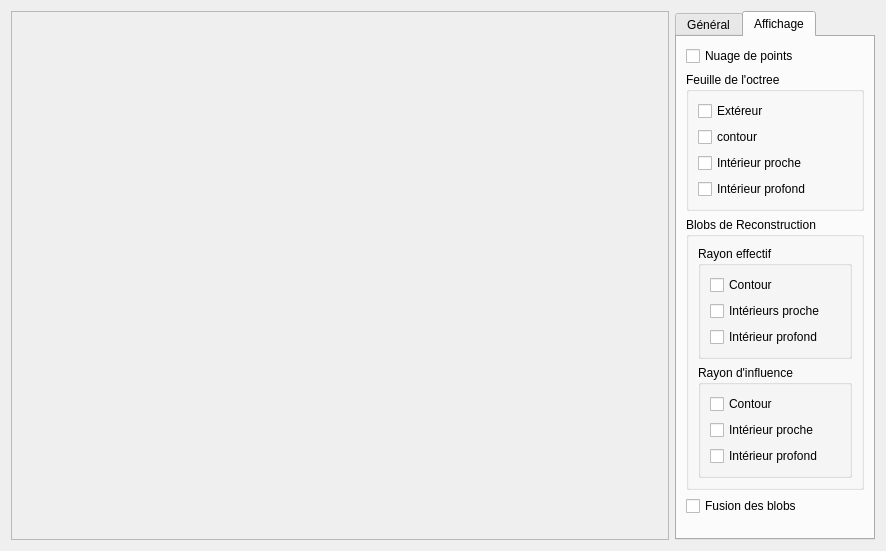
Qt form pfe.ui (x3lif/implicite-surface-reconstruction) before a commit.
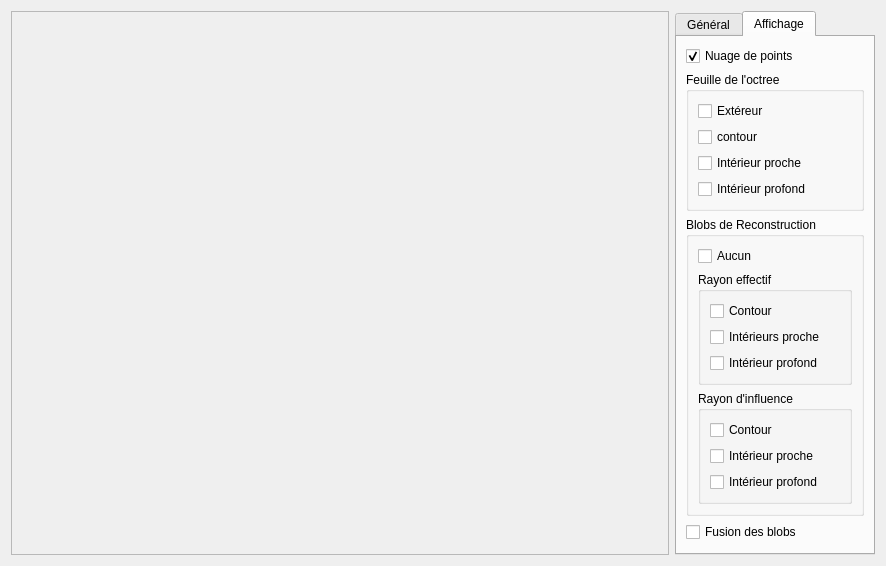
The same form after that commit. The open tabs and pages were chosen to show the change.

Commit message:
blobs generation ok
TODO : -> rendering blobs thanks to marching cubes

  -> optimize drawing (forgive glutSolidSphere )

  -> pass Voxels and octree in a more Qt way

```diff
--- a/pfe.ui
+++ b/pfe.ui
@@ -7,7 +7,7 @@
     <x>0</x>
     <y>0</y>
     <width>886</width>
-    <height>551</height>
+    <height>562</height>
    </rect>
   </property>
   <property name="baseSize">
@@ -159,6 +159,9 @@
          <property name="text">
           <string>Nuage de points</string>
          </property>
+         <property name="checked">
+          <bool>true</bool>
+         </property>
         </widget>
        </item>
        <item>
@@ -204,6 +207,13 @@
           <string>Blobs de Reconstruction</string>
          </property>
          <layout class="QVBoxLayout" name="verticalLayout_2">
+          <item>
+           <widget class="QCheckBox" name="mBlobsNone">
+            <property name="text">
+             <string>Aucun</string>
+            </property>
+           </widget>
+          </item>
           <item>
            <widget class="QGroupBox" name="groupBox_5">
             <property name="title">
```
Left out of the diff: 10 changed lines with no effect on the pictures. The commit also changes 20 other files.
